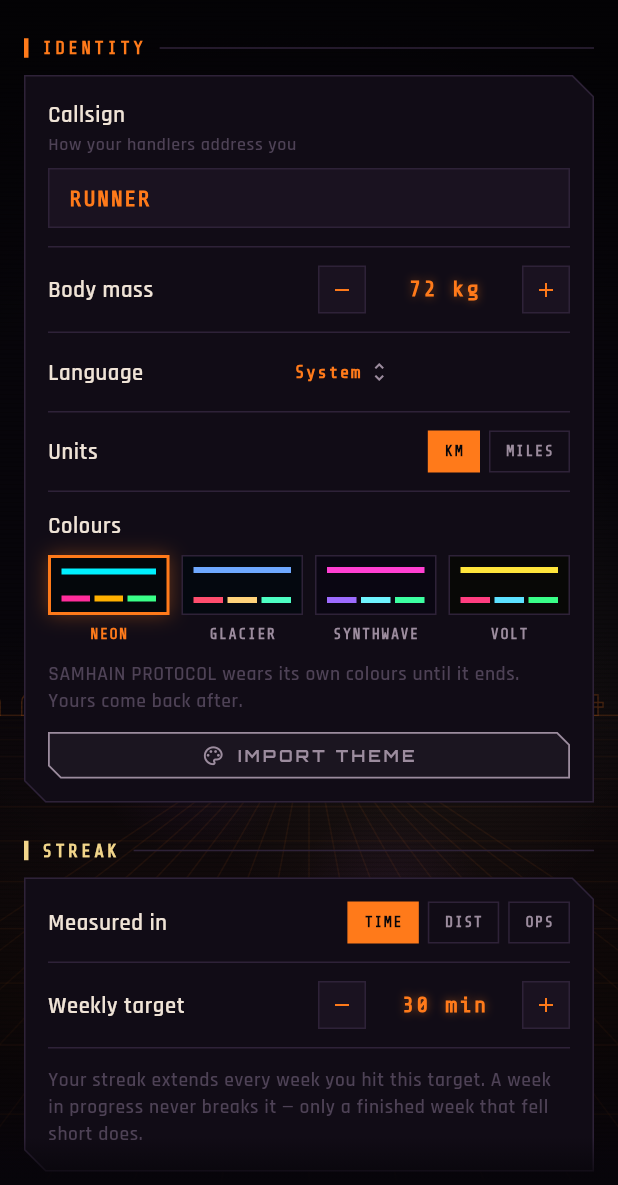
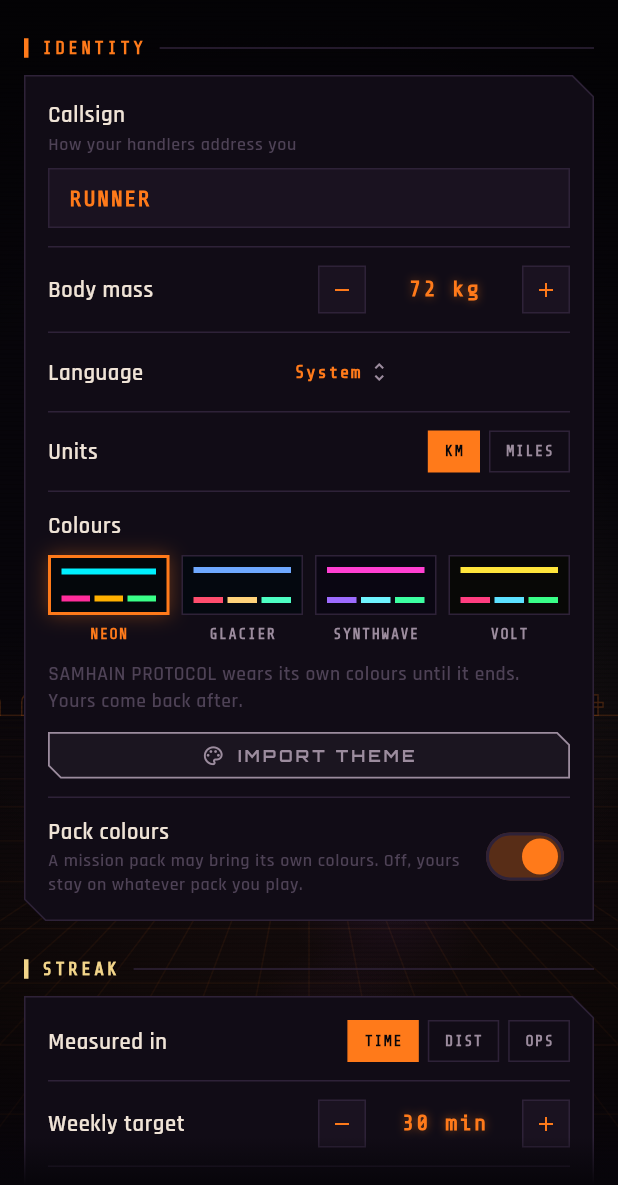
Before and after one commit to jbinder/sprawlrun, a Flutter app: the SettingsScreen screen opened directly, on a phone screen of 412 x 824 dp, the part 51-1236 px from its top. Run offline on Flutter 3.47's test engine with Material 3 defaults, Android fonts, the light colour scheme and no system bars; our stand-ins replace flutter_local_notifications, flutter_tts, geolocator, just_audio, package_info_plus, share_plus and 2 more; missing offline and left inert: audio_session, file_selector; generated files the repository leaves out were written again; statements that could not run were skipped.

Commit message:
Let a mission pack bring its own colours, with a switch to refuse them

```diff
--- a/lib/l10n/app_en.arb
+++ b/lib/l10n/app_en.arb
@@ -1690,6 +1690,23 @@
   "@settingLook": {
     "description": "Setting: which colour scheme the whole app is drawn in. A row of swatches follows."
   },
+  "settingLookPack": "{pack} wears its own colours while it is selected. Yours come back with another pack.",
+  "@settingLookPack": {
+    "description": "Shown under the colour swatches while the selected mission pack brings its own colours. The pack is a campaign name such as NULL TIDE; keep it as it is.",
+    "placeholders": {
+      "pack": {
+        "type": "String"
+      }
+    }
+  },
+  "settingPackColours": "Pack colours",
+  "@settingPackColours": {
+    "description": "Setting: let a mission pack that brings its own colour theme recolour the app while it is selected."
+  },
+  "settingPackColoursHint": "A mission pack may bring its own colours. Off, yours stay on whatever pack you play.",
+  "@settingPackColoursHint": {
+    "description": "Explains the Pack colours setting."
+  },
   "settingLookSeason": "{season} wears its own colours until it ends. Yours come back after.",
   "@settingLookSeason": {
     "description": "Shown under the colour swatches while a seasonal event overrides them. The season is an event name such as SAMHAIN PROTOCOL; keep it as it is.",
@@ -2934,7 +2951,16 @@
       }
     }
   },
-  "packErrorTranslations": "The \"translations\" block must map language codes such as \"es\" to strings.",
+  "packErrorTheme": "The pack's \"theme\" cannot be used. {reason}",
+  "@packErrorTheme": {
+    "description": "Importing a mission pack whose colour theme is broken. Keep \"theme\" as it is: a field name in the file. The reason is another message explaining what is wrong.",
+    "placeholders": {
+      "reason": {
+        "type": "String"
+      }
+    }
+  },
+  "packErrorTranslations":"The \"translations\" block must map language codes such as \"es\" to strings.",
   "@packErrorTranslations": {
     "description": "Keep \"translations\" and \"es\" as they are: a field name and a language code in the file."
   },
--- a/lib/l10n/app_es.arb
+++ b/lib/l10n/app_es.arb
@@ -345,6 +345,9 @@
     "unitsKm": "KM",
     "unitsMiles": "MILLAS",
     "settingLook": "Colores",
+    "settingLookPack": "{pack} lleva sus propios colores mientras esté seleccionado. Los tuyos vuelven con otro paquete.",
+    "settingPackColours": "Colores del paquete",
+    "settingPackColoursHint": "Un paquete de misiones puede traer sus propios colores. Desactivado, los tuyos se mantienen en cualquier paquete.",
     "settingLookSeason": "{season} lleva sus propios colores hasta que termine. Después vuelven los tuyos.",
     "themeBy": "{theme}, de {author}",
     "themeImport": "Importar tema",
@@ -611,6 +614,7 @@
     "packErrorBadId": "El id del paquete solo puede usar letras, dígitos, \"-\" y \"_\".",
     "packErrorEmpty": "El paquete no contiene misiones.",
     "packErrorDuplicateId": "Dos misiones comparten el id \"{id}\".",
+    "packErrorTheme": "No se puede usar el \"theme\" del paquete. {reason}",
     "packErrorTranslations": "El bloque \"translations\" debe asociar códigos de idioma como \"es\" a textos.",
     "packErrorTranslationKey": "La traducción \"{language}\" tiene un texto que el paquete no tiene: \"{key}\".",
     "backupErrorNotABackup": "Eso no es una copia de seguridad de SPRAWL//RUN.",
--- a/lib/models/pack_strings.dart
+++ b/lib/models/pack_strings.dart
@@ -140,6 +140,8 @@ MissionPack _walk(MissionPack pack, _Offer offer, {String? language}) {
     title: pack.title,
     tagline: opt('tagline', pack.tagline, 'One line under the campaign\'s name (${pack.title}) in the pack list.') ?? '',
     season: pack.season,
+    themeId: pack.themeId,
+    ownTheme: pack.ownTheme,
     signals: pool('signals', pack.signals, ''),
     missions: [
       for (final m in pack.missions)
--- a/lib/models/profile.dart
+++ b/lib/models/profile.dart
@@ -218,6 +218,7 @@ class Profile {
     this.ambientBed = false,
     this.seasonalEvents = true,
     this.theme = 'neon',
+    this.packColours = true,
     this.chasesEnabled = true,
     this.autoPause = true,
     this.keepScreenOn = true,
@@ -301,6 +302,11 @@ class Profile {
   /// and whatever follows: palette, backdrop, sounds, the event pack and its
   /// handler traffic. See `theme/season.dart`.
   final bool seasonalEvents;
+
+  /// Whether a mission pack that brings its own colours wears them while it
+  /// is the selected pack. Off, the runner's [theme] stays on whatever pack is
+  /// selected. A season in force overrides both.
+  final bool packColours;
 
   /// The id of the colour theme the runner picked (`theme/colour_theme.dart`).
   /// A season in force overrides it for its window; it comes back when the
@@ -393,6 +399,7 @@ class Profile {
     bool? ambientBed,
     bool? seasonalEvents,
     String? theme,
+    bool? packColours,
     bool? chasesEnabled,
     bool? autoPause,
     bool? keepScreenOn,
@@ -427,6 +434,7 @@ class Profile {
     ambientBed: ambientBed ?? this.ambientBed,
     seasonalEvents: seasonalEvents ?? this.seasonalEvents,
     theme: theme ?? this.theme,
+    packColours: packColours ?? this.packColours,
     chasesEnabled: chasesEnabled ?? this.chasesEnabled,
     autoPause: autoPause ?? this.autoPause,
     keepScreenOn: keepScreenOn ?? this.keepScreenOn,
@@ -463,6 +471,7 @@ class Profile {
     'ambientBed': ambientBed,
     'seasonalEvents': seasonalEvents,
     'theme': theme,
+    'packColours': packColours,
     'chasesEnabled': chasesEnabled,
     'autoPause': autoPause,
     'keepScreenOn': keepScreenOn,
@@ -506,6 +515,7 @@ class Profile {
     ambientBed: json['ambientBed'] as bool? ?? false,
     seasonalEvents: json['seasonalEvents'] as bool? ?? true,
     theme: json['theme'] as String? ?? 'neon',
+    packColours: json['packColours'] as bool? ?? true,
     chasesEnabled: json['chasesEnabled'] as bool? ?? true,
     autoPause: json['autoPause'] as bool? ?? true,
     keepScreenOn: json['keepScreenOn'] as bool? ?? true,
--- a/lib/screens/settings_screen.dart
+++ b/lib/screens/settings_screen.dart
@@ -104,6 +104,13 @@ class SettingsScreen extends StatelessWidget {
                           ),
                           const _Rule(),
                           ThemeControls(label: l.settingLook),
+                          const _Rule(),
+                          _SwitchRow(
+                            label: l.settingPackColours,
+                            subtitle: l.settingPackColoursHint,
+                            value: profile.packColours,
+                            onChanged: (v) => update(profile.copyWith(packColours: v)),
+                          ),
                         ],
                       ),
                     ),
--- a/lib/state/app_state.dart
+++ b/lib/state/app_state.dart
@@ -345,9 +345,24 @@ class AppState extends ChangeNotifier {
   /// The theme the runner picked, or NEON when it is not loaded.
   ColourTheme get theme => themes.firstWhere((t) => t.id == profile.theme, orElse: () => ColourTheme.neon);
 
+  /// The theme the selected pack brings, if it brings one the phone can
+  /// draw and the runner lets packs choose. A pack naming a theme id this
+  /// phone does not have brings nothing.
+  ColourTheme? get packTheme {
+    if (loading || !profile.packColours) return null;
+    final pack = activePack;
+    if (pack == null) return null;
+    if (pack.ownTheme != null) return pack.ownTheme;
+    for (final t in themes) {
+      if (t.id == pack.themeId) return t;
+    }
+    return null;
+  }
+
   /// The colours the app is drawn in: the season's while one is in force,
-  /// otherwise the runner's theme. The year-round one while loading.
-  CyPalette get palette => season?.palette ?? (loading ? CyPalette.standard : theme.palette);
+  /// then the selected pack's, then the runner's theme. The year-round one
+  /// while loading.
+  CyPalette get palette => season?.palette ?? (loading ? CyPalette.standard : (packTheme ?? theme).palette);
 
   /// Imports a theme from the text of a picked file and puts it on at once —
   /// the runner picked the file to see it. Throws [ThemeFormatException].
--- a/lib/widgets/theme_controls.dart
+++ b/lib/widgets/theme_controls.dart
@@ -40,6 +40,7 @@ class _ThemeControlsState extends State<ThemeControls> {
     final current = state.theme;
     final language = state.locale.languageCode;
     final season = state.season;
+    final pack = season == null && state.packTheme != null ? state.activePack : null;
     final l = L.of(context);
 
     return Column(
@@ -71,6 +72,9 @@ class _ThemeControlsState extends State<ThemeControls> {
         if (season != null) ...[
           const SizedBox(height: 10),
           Text(l.settingLookSeason(season.title), style: CyType.body(size: 13, color: Cy.ghost, height: 1.4)),
+        ] else if (pack != null) ...[
+          const SizedBox(height: 10),
+          Text(l.settingLookPack(pack.title), style: CyType.body(size: 13, color: Cy.ghost, height: 1.4)),
         ],
         if (current.author != null || repo.importedIds.contains(current.id)) ...[
           const SizedBox(height: 10),
```
Also changed, not shown: lib/data/mission_repository.dart (+19 -0 lines), lib/models/mission.dart (+34 -0 lines), 8 other files.
